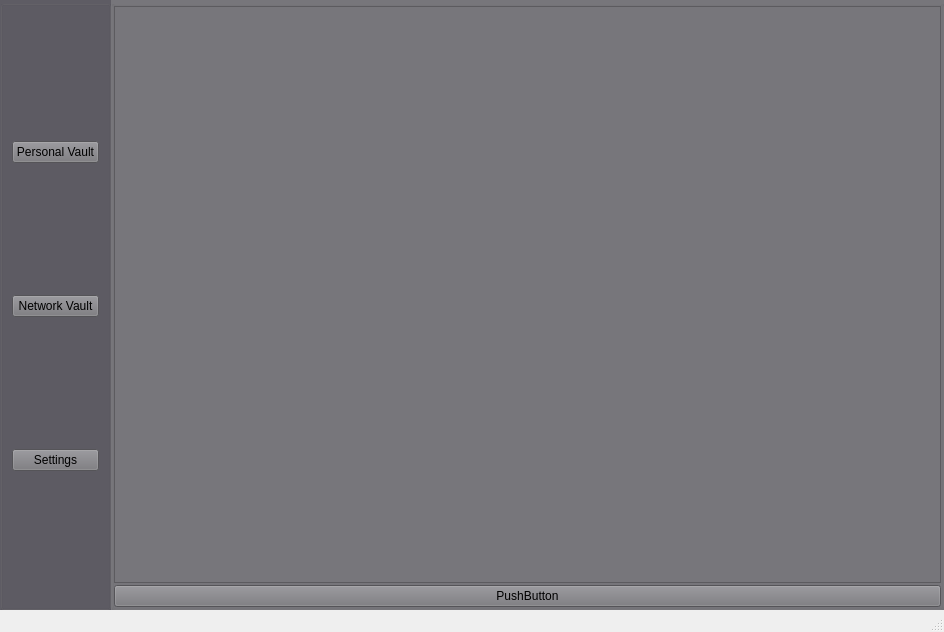
Above: View/mainwindow.ui from bnymarcell/Totem before the change. Below: the same form after it.
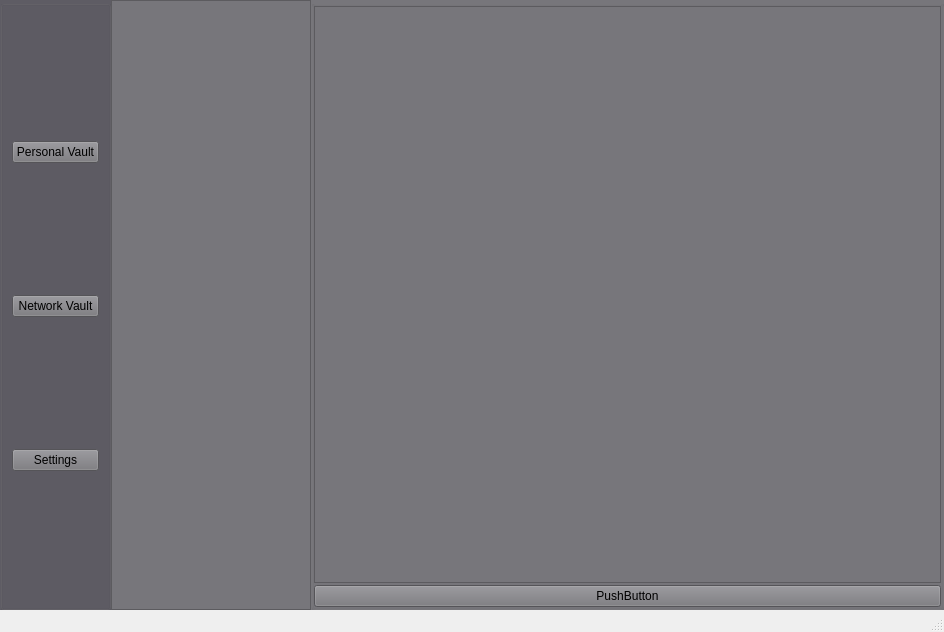
That is the form after the change.

Commit message: Added a treeview for displaying groups

The edit to the form file:
```diff
--- a/View/mainwindow.ui
+++ b/View/mainwindow.ui
@@ -77,7 +77,23 @@
      </layout>
     </item>
     <item row="0" column="1">
-     <layout class="QHBoxLayout" name="horizontalLayout" stretch="0">
+     <layout class="QHBoxLayout" name="horizontalLayout" stretch="0,0">
+      <property name="spacing">
+       <number>0</number>
+      </property>
+      <item>
+       <widget class="QTreeView" name="treeView">
+        <property name="maximumSize">
+         <size>
+          <width>200</width>
+          <height>16777215</height>
+         </size>
+        </property>
+        <property name="styleSheet">
+         <string notr="true">background-color: rgb(119, 118, 123);</string>
+        </property>
+       </widget>
+      </item>
       <item>
        <widget class="QGroupBox" name="personalGroupBox">
         <property name="styleSheet">
```
The commit also changes 2 other files.
